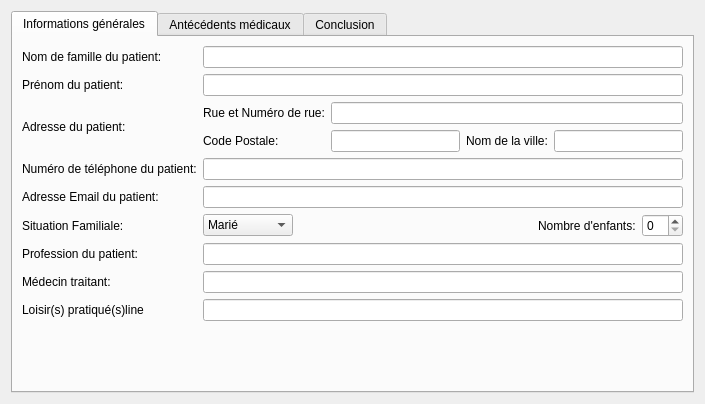
The window that UserInterface/ui_Files/CreatePatientScreen.ui (GuillaumeMajstruk/softOsteo) describes before a commit, drawn with Qt 5.
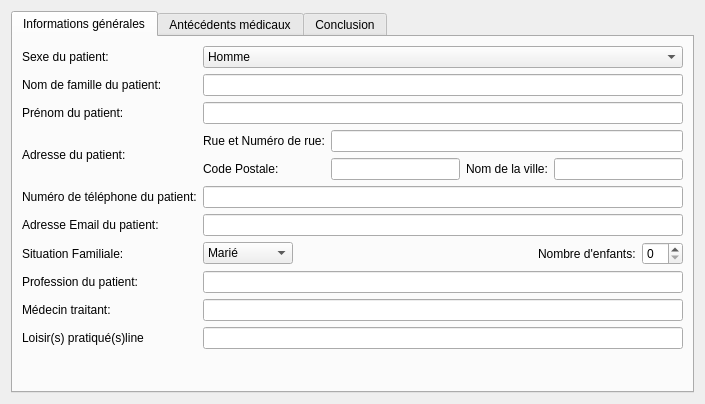
The same window after the commit.

Commit message: Modification de la syntaxe des noms des fichiers d'interface, modification de CreatePatientScreen.ui pour ajouter un choix du sexe du patient, création de PatientMedicalFolderScreen.ui, modification de WelcomeScreen.ui, modification de CreateNewDateScreen.ui avec intégration dans le fichier de resources

What changed in the file:
```diff
--- a/UserInterface/ui_Files/CreatePatientScreen.ui
+++ b/UserInterface/ui_Files/CreatePatientScreen.ui
@@ -26,10 +26,90 @@
       <layout class="QGridLayout" name="gridLayout_2">
        <item row="0" column="0">
         <layout class="QGridLayout" name="generalTabLayout">
-         <item row="4" column="1">
+         <item row="5" column="1">
           <widget class="QLineEdit" name="patientEmail_LE"/>
          </item>
-         <item row="2" column="1">
+         <item row="4" column="0">
+          <widget class="QLabel" name="patientPhoneNumber">
+           <property name="text">
+            <string>Numéro de téléphone du patient:</string>
+           </property>
+           <property name="buddy">
+            <cstring>patientPhoneNumber_LE</cstring>
+           </property>
+          </widget>
+         </item>
+         <item row="10" column="1">
+          <spacer name="verticalSpacer">
+           <property name="orientation">
+            <enum>Qt::Vertical</enum>
+           </property>
+           <property name="sizeHint" stdset="0">
+            <size>
+             <width>20</width>
+             <height>40</height>
+            </size>
+           </property>
+          </spacer>
+         </item>
+         <item row="3" column="0">
+          <widget class="QLabel" name="patientAdress">
+           <property name="text">
+            <string>Adresse du patient:</string>
+           </property>
+          </widget>
+         </item>
+         <item row="1" column="0">
+          <widget class="QLabel" name="patientName">
+           <property name="text">
+            <string>Nom de famille du patient:</string>
+           </property>
+           <property name="buddy">
+            <cstring>patientName_LE</cstring>
+           </property>
+          </widget>
+         </item>
+         <item row="2" column="0">
+          <widget class="QLabel" name="patientSurname">
+           <property name="text">
+            <string>Prénom du patient:</string>
+           </property>
+           <property name="buddy">
+            <cstring>patientSurname_LE</cstring>
+           </property>
+          </widget>
+         </item>
+         <item row="5" column="0">
+          <widget class="QLabel" name="patientEmail">
+           <property name="text">
+            <string>Adresse Email du patient:</string>
+           </property>
+          </widget>
+         </item>
+         <item row="4" column="1">
+          <widget class="QLineEdit" name="patientPhoneNumber_LE"/>
+         </item>
+         <item row="7" column="1">
+          <widget class="QLineEdit" name="patientJob_LE"/>
+         </item>
+         <item row="9" column="0">
+          <widget class="QLabel" name="patientHobbies">
+           <property name="text">
+            <string>Loisir(s) pratiqué(s)line</string>
+           </property>
+          </widget>
+         </item>
+         <item row="1" column="1">
+          <widget class="QLineEdit" name="patientName_LE"/>
+         </item>
+         <item row="7" column="0">
+          <widget class="QLabel" name="patientJob">
+           <property name="text">
+            <string>Profession du patient:</string>
+           </property>
+          </widget>
+         </item>
+         <item row="3" column="1">
           <layout class="QGridLayout" name="adressLayout">
            <item row="1" column="1">
             <widget class="QLineEdit" name="postalCodeAdress_LE"/>
@@ -63,23 +143,27 @@
            </item>
           </layout>
          </item>
+         <item row="2" column="1">
+          <widget class="QLineEdit" name="patientSurname_LE"/>
+         </item>
+         <item row="6" column="0">
+          <widget class="QLabel" name="patientFamilialStatus">
+           <property name="text">
+            <string>Situation Familiale:</string>
+           </property>
+          </widget>
+         </item>
+         <item row="8" column="0">
+          <widget class="QLabel" name="patientCurrentMedic">
+           <property name="text">
+            <string>Médecin traitant:</string>
+           </property>
+          </widget>
+         </item>
          <item row="9" column="1">
-          <spacer name="verticalSpacer">
-           <property name="orientation">
-            <enum>Qt::Vertical</enum>
-           </property>
-           <property name="sizeHint" stdset="0">
-            <size>
-             <width>20</width>
-             <height>40</height>
-            </size>
-           </property>
-          </spacer>
+          <widget class="QLineEdit" name="patientHobbies_LE"/>
          </item>
-         <item row="0" column="1">
-          <widget class="QLineEdit" name="patientName_LE"/>
-         </item>
-         <item row="5" column="1">
+         <item row="6" column="1">
           <layout class="QGridLayout" name="familialStatusLayout">
            <item row="0" column="3">
             <widget class="QSpinBox" name="patientChildNumber_SB">
@@ -135,97 +219,34 @@
            </item>
           </layout>
          </item>
-         <item row="0" column="0">
-          <widget class="QLabel" name="patientName">
-           <property name="text">
-            <string>Nom de famille du patient:</string>
-           </property>
-           <property name="buddy">
-            <cstring>patientName_LE</cstring>
-           </property>
-          </widget>
-         </item>
-         <item row="6" column="1">
-          <widget class="QLineEdit" name="patientJob_LE"/>
-         </item>
-         <item row="7" column="1">
+         <item row="8" column="1">
           <widget class="QLineEdit" name="patientCurrentMedic_LE">
            <property name="text">
             <string/>
            </property>
           </widget>
          </item>
-         <item row="2" column="0">
-          <widget class="QLabel" name="patientAdress">
+         <item row="0" column="0">
+          <widget class="QLabel" name="patientSex">
            <property name="text">
-            <string>Adresse du patient:</string>
+            <string>Sexe du patient: </string>
            </property>
           </widget>
          </item>
-         <item row="3" column="1">
-          <widget class="QLineEdit" name="patientPhoneNumber_LE"/>
-         </item>
-         <item row="4" column="0">
-          <widget class="QLabel" name="patientEmail">
-           <property name="text">
-            <string>Adresse Email du patient:</string>
-           </property>
+         <item row="0" column="1">
+          <widget class="QComboBox" name="patientHobbies_CB">
+           <item>
+            <property name="text">
+             <string>Homme</string>
+            </property>
+           </item>
+           <item>
+            <property name="text">
+             <string>Femme</string>
+            </property>
+           </item>
           </widget>
          </item>
-         <item row="8" column="0">
-          <widget class="QLabel" name="label">
-           <property name="text">
-            <string>Loisir(s) pratiqué(s)line</string>
-           </property>
-          </widget>
-         </item>
-         <item row="1" column="0">
-          <widget class="QLabel" name="patientSurname">
-           <property name="text">
-            <string>Prénom du patient:</string>
-           </property>
-           <property name="buddy">
-            <cstring>patientSurname_LE</cstring>
-           </property>
-          </widget>
-         </item>
-         <item row="3" column="0">
-          <widget class="QLabel" name="patientPhoneNumber">
-           <property name="text">
-            <string>Numéro de téléphone du patient:</string>
-           </property>
-           <property name="buddy">
-            <cstring>patientPhoneNumber_LE</cstring>
-           </property>
-          </widget>
-         </item>
-         <item row="1" column="1">
-          <widget class="QLineEdit" name="patientSurname_LE"/>
-         </item>
-         <item row="6" column="0">
-          <widget class="QLabel" name="patientJob">
-           <property name="text">
-            <string>Profession du patient:</string>
-           </property>
-          </widget>
-         </item>
-         <item row="5" column="0">
-          <widget class="QLabel" name="patientFamilialStatus">
-           <property name="text">
-            <string>Situation Familiale:</string>
-           </property>
-          </widget>
-         </item>
-         <item row="7" column="0">
-          <widget class="QLabel" name="patientCurrentMedic">
-           <property name="text">
-            <string>Médecin traitant:</string>
-           </property>
-          </widget>
-         </item>
-         <item row="8" column="1">
-          <widget class="QLineEdit" name="lineEdit"/>
-         </item>
         </layout>
        </item>
       </layout>
```
Left out of the diff: 6 changed lines with no effect on the pictures. The commit also changes 6 other files.
